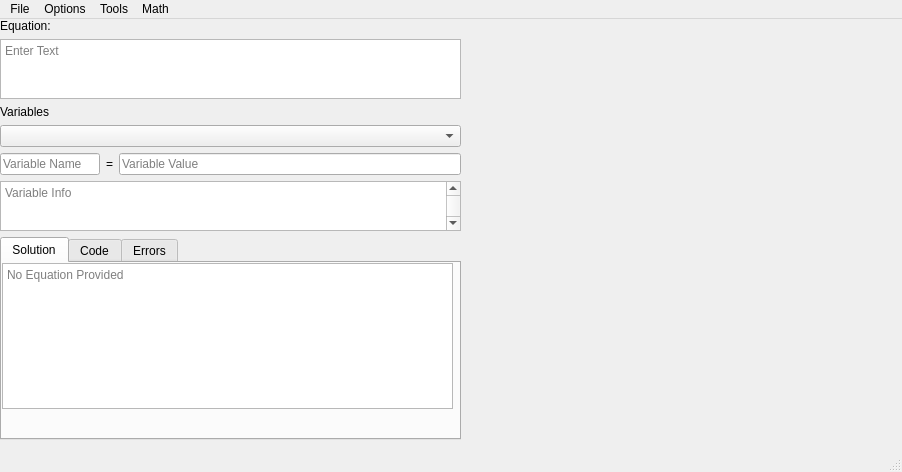
Above: main.ui from smartycope/MathTranspiler before the change. Below: the same form after it.
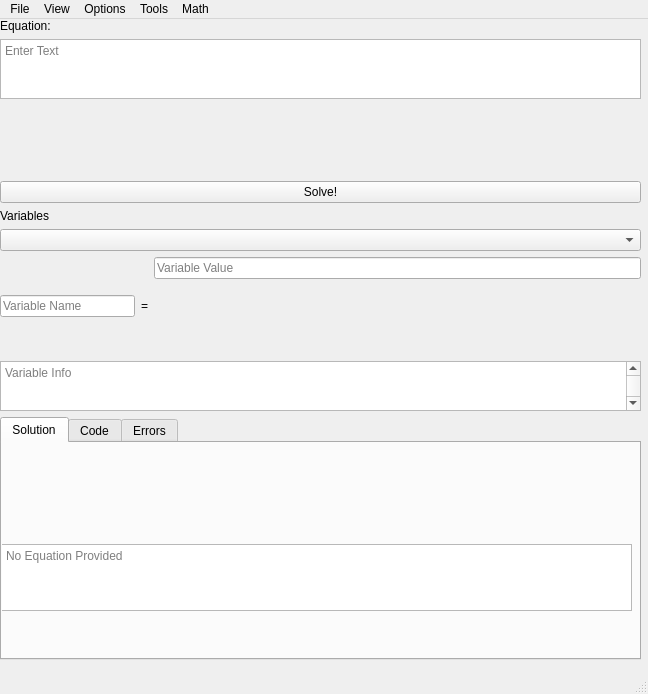
That is the form after the change.

Commit message: FINALLY got display working correctly

Patch:
```diff
--- a/main.ui
+++ b/main.ui
@@ -6,8 +6,8 @@
    <rect>
     <x>0</x>
     <y>0</y>
-    <width>902</width>
-    <height>472</height>
+    <width>648</width>
+    <height>694</height>
    </rect>
   </property>
   <property name="windowTitle">
@@ -19,8 +19,8 @@
      <rect>
       <x>0</x>
       <y>0</y>
-      <width>461</width>
-      <height>421</height>
+      <width>641</width>
+      <height>641</height>
      </rect>
     </property>
     <layout class="QVBoxLayout" name="verticalLayout">
@@ -32,6 +32,8 @@
       </widget>
      </item>
      <item>
+      <layout class="QVBoxLayout" name="verticalLayout_6">
+       <item>
       <widget class="QPlainTextEdit" name="equationInput">
        <property name="sizePolicy">
         <sizepolicy hsizetype="Expanding" vsizetype="Preferred">
@@ -39,6 +41,12 @@
          <verstretch>0</verstretch>
         </sizepolicy>
        </property>
+         <property name="minimumSize">
+          <size>
+           <width>200</width>
+           <height>30</height>
+          </size>
+         </property>
        <property name="maximumSize">
         <size>
          <width>16777215</width>
@@ -66,6 +74,34 @@
       </widget>
      </item>
      <item>
+        <widget class="QLabel" name="equationPng">
+         <property name="minimumSize">
+          <size>
+           <width>0</width>
+           <height>70</height>
+          </size>
+         </property>
+         <property name="text">
+          <string/>
+         </property>
+         <property name="scaledContents">
+          <bool>false</bool>
+         </property>
+         <property name="alignment">
+          <set>Qt::AlignCenter</set>
+         </property>
+        </widget>
+       </item>
+      </layout>
+     </item>
+     <item>
+      <widget class="QPushButton" name="solveButton">
+       <property name="text">
+        <string>Solve!</string>
+       </property>
+      </widget>
+     </item>
+     <item>
       <widget class="QLabel" name="label_2">
        <property name="text">
         <string>Variables</string>
@@ -73,12 +109,22 @@
       </widget>
      </item>
      <item>
-      <widget class="QComboBox" name="variableSelector"/>
+      <widget class="QComboBox" name="variableSelector">
+       <property name="placeholderText">
+        <string>Variables</string>
+       </property>
+      </widget>
      </item>
      <item>
       <layout class="QHBoxLayout" name="horizontalLayout_2">
        <item>
         <widget class="QLineEdit" name="varNamer">
+         <property name="minimumSize">
+          <size>
+           <width>135</width>
+           <height>0</height>
+          </size>
+         </property>
          <property name="maximumSize">
           <size>
            <width>100</width>
@@ -104,6 +150,8 @@
         </widget>
        </item>
        <item>
+        <layout class="QVBoxLayout" name="verticalLayout_2">
+         <item>
         <widget class="QLineEdit" name="varSetter">
          <property name="sizeIncrement">
           <size>
@@ -116,6 +164,27 @@
          </property>
         </widget>
        </item>
+         <item>
+          <widget class="QLabel" name="varPng">
+           <property name="minimumSize">
+            <size>
+             <width>0</width>
+             <height>70</height>
+            </size>
+           </property>
+           <property name="text">
+            <string/>
+           </property>
+           <property name="scaledContents">
+            <bool>false</bool>
+           </property>
+           <property name="alignment">
+            <set>Qt::AlignCenter</set>
+           </property>
+          </widget>
+         </item>
+        </layout>
+       </item>
       </layout>
      </item>
      <item>
@@ -162,18 +231,46 @@
         <attribute name="title">
          <string>Solution</string>
         </attribute>
+        <widget class="QWidget" name="verticalLayoutWidget_3">
+         <property name="geometry">
+          <rect>
+           <x>-1</x>
+           <y>-5</y>
+           <width>631</width>
+           <height>173</height>
+          </rect>
+         </property>
+         <layout class="QVBoxLayout" name="verticalLayout_3">
+          <item>
+           <widget class="QLabel" name="solutionPng">
+            <property name="minimumSize">
+             <size>
+              <width>0</width>
+              <height>100</height>
+             </size>
+            </property>
+            <property name="text">
+             <string/>
+            </property>
+            <property name="scaledContents">
+             <bool>false</bool>
+            </property>
+            <property name="alignment">
+             <set>Qt::AlignCenter</set>
+            </property>
+           </widget>
+          </item>
+          <item>
         <widget class="QTextBrowser" name="answerBox">
-         <property name="geometry">
-          <rect>
-           <x>0</x>
-           <y>0</y>
-           <width>451</width>
-           <height>146</height>
-          </rect>
+            <property name="minimumSize">
+             <size>
+              <width>150</width>
+              <height>59</height>
+             </size>
          </property>
          <property name="maximumSize">
           <size>
-           <width>16777215</width>
+              <width>9999999</width>
            <height>150</height>
           </size>
          </property>
@@ -190,6 +287,9 @@
           <bool>false</bool>
          </property>
         </widget>
+          </item>
+         </layout>
+        </widget>
        </widget>
        <widget class="QWidget" name="codeTab">
         <attribute name="title">
@@ -262,23 +362,13 @@
      </item>
     </layout>
    </widget>
-   <widget class="QWidget" name="svgBox" native="true">
-    <property name="geometry">
-     <rect>
-      <x>480</x>
-      <y>0</y>
-      <width>411</width>
-      <height>401</height>
-     </rect>
-    </property>
-   </widget>
   </widget>
   <widget class="QMenuBar" name="menubar">
    <property name="geometry">
     <rect>
      <x>0</x>
      <y>0</y>
-     <width>902</width>
+     <width>648</width>
      <height>30</height>
     </rect>
    </property>
@@ -322,7 +412,20 @@
     <addaction name="getIntegralButton"/>
     <addaction name="getDiffButton"/>
    </widget>
+   <widget class="QMenu" name="menuView">
+    <property name="title">
+     <string>View</string>
+    </property>
+    <addaction name="useVarNamesInSolution"/>
+    <addaction name="dontSimplify"/>
+    <addaction name="printSolution"/>
+    <addaction name="prettySolution"/>
+    <addaction name="separator"/>
+    <addaction name="previewSolution"/>
+    <addaction name="previewCurVar"/>
+   </widget>
    <addaction name="menuFile"/>
+   <addaction name="menuView"/>
    <addaction name="menuOptions"/>
    <addaction name="menuTools"/>
    <addaction name="menuMath"/>
```
Left out of the diff: 30 changed lines with no effect on the pictures. Lines whose indentation alone changed are shown as unchanged. The commit also changes 2 other files.
